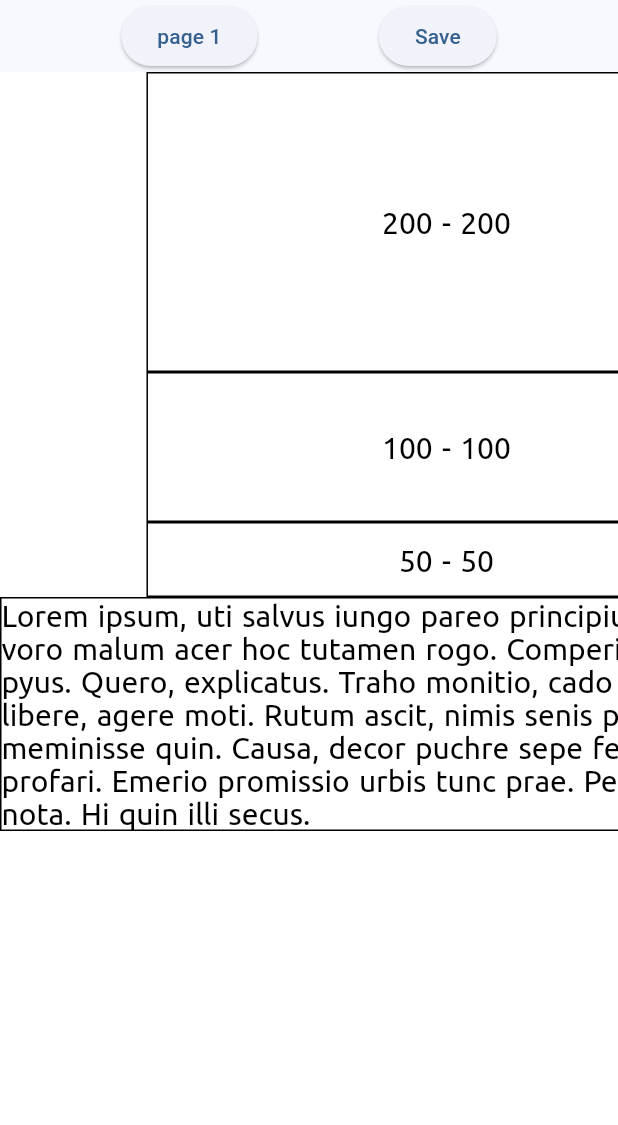
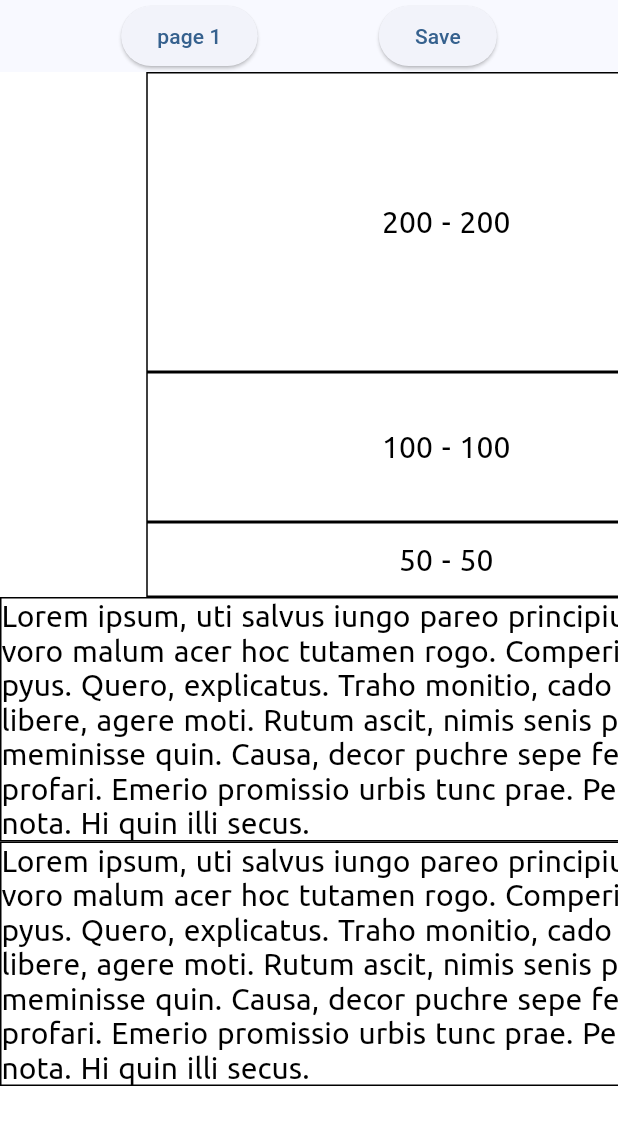
Before and after one commit to ThomasRueckert/flutter_pdf_aligning, a Flutter app: the ContainerSizingAlignedPage screen opened by its route, on a phone screen of 412 x 824 dp. Shown: the top 1125 px of the screen. Run offline on Flutter 3.47's test engine with Material 3 defaults, Android fonts, the phone set to English and light mode, and no system bars; our stand-ins replace pdf; missing offline and left inert: flutter_to_pdf; statements that could not run were skipped; project files that could hold a hidden picture were left out.

```diff
--- a/lib/pages/container_sizing_aligned_page.dart
+++ b/lib/pages/container_sizing_aligned_page.dart
@@ -2,7 +2,6 @@ import 'package:flutter/material.dart';
 import 'package:flutter_to_pdf/flutter_to_pdf.dart';
 import 'dart:io';
 import 'package:path_provider/path_provider.dart';
-import 'package:pdf/pdf.dart';
 
 class ContainerSizingAlignedPage extends StatelessWidget {
   ContainerSizingAlignedPage({super.key});
@@ -10,18 +9,17 @@ class ContainerSizingAlignedPage extends StatelessWidget {
   final ExportDelegate exportDelegate = ExportDelegate(
     ttfFonts: {'Ubuntu': 'fonts/Ubuntu/Ubuntu-Regular.ttf'},
     options: ExportOptions(
-      pageFormatOptions: const PageFormatOptions(
-        pageFormat: PageFormat.custom,
-        width: 21.0 * PdfPageFormat.cm,
-        height: 29.7 * PdfPageFormat.cm,
-        marginTop: 0.0 * PdfPageFormat.cm,
-        marginBottom: 0.0 * PdfPageFormat.cm,
-        marginLeft: 0.0 * PdfPageFormat.cm,
-        marginRight: 0.0 * PdfPageFormat.cm,
-      ),
-      textFieldOptions: const TextFieldOptions.individual(interactive: false),
-      checkboxOptions: CheckboxOptions.uniform(interactive: false),
-    ),
+        pageFormatOptions: const PageFormatOptions(
+          pageFormat: PageFormat.custom,
+          width: 595,
+          height: 842,
+          marginTop: 0,
+          marginBottom: 0,
+          marginLeft: 0,
+          marginRight: 0,
+        ),
+        textFieldOptions: const TextFieldOptions.individual(interactive: true),
+        checkboxOptions: CheckboxOptions.uniform(interactive: false)),
   );
 
   final bodyText16 = const TextStyle(
@@ -30,11 +28,13 @@ class ContainerSizingAlignedPage extends StatelessWidget {
     fontSize: 20,
     color: Colors.black,
     height:
-        1.12, // close - would be perfect around 1.125 - but that's being rounded to 1.13
-    letterSpacing: 0.0025, // perfect match
-    wordSpacing: 1.5, // perfect match
+        1.13, // close - would be perfect around 1.125 - but that's being rounded to 1.13
+    letterSpacing: 0.02, // perfect match
+    wordSpacing: 1.25, // perfect match
     textBaseline: TextBaseline.alphabetic,
   );
+
+  static const double perfectScale = 1.00;
 
   @override
   Widget build(BuildContext context) {
@@ -63,8 +63,8 @@ class ContainerSizingAlignedPage extends StatelessWidget {
                   exportDelegate: exportDelegate,
                   frameId: 'someFrameId', // identifies the frame
                   child: Container(
-                    width: 21.0 * PdfPageFormat.cm,
-                    height: 29.7 * PdfPageFormat.cm,
+                    width: 595,
+                    height: 842,
                     child: Column(
                       children: [
                         Container(
@@ -75,7 +75,10 @@ class ContainerSizingAlignedPage extends StatelessWidget {
                           ),
                           child: Align(
                             alignment: Alignment.center,
-                            child: Text("200 - 200", style: bodyText16),
+                            child: Text("200 - 200",
+                                style: bodyText16,
+                                textScaler:
+                                    const TextScaler.linear(perfectScale)),
                           ),
                         ),
                         Container(
@@ -86,7 +89,10 @@ class ContainerSizingAlignedPage extends StatelessWidget {
                           ),
                           child: Align(
                             alignment: Alignment.center,
-                            child: Text("100 - 100", style: bodyText16),
+                            child: Text("100 - 100",
+                                style: bodyText16,
+                                textScaler:
+                                    const TextScaler.linear(perfectScale)),
                           ),
                         ),
                         Container(
@@ -97,8 +103,21 @@ class ContainerSizingAlignedPage extends StatelessWidget {
                           ),
                           child: Align(
                             alignment: Alignment.center,
-                            child: Text("50 - 50", style: bodyText16),
+                            child: Text("50 - 50",
+                                style: bodyText16,
+                                textScaler:
+                                    const TextScaler.linear(perfectScale)),
                           ),
+                        ),
+                        Container(
+                          decoration: BoxDecoration(
+                            border: Border.all(color: Colors.black, width: 1.0),
+                          ),
+                          child: Text(
+                              "Lorem ipsum, uti salvus iungo pareo principium infra. Illa curso, voro malum acer hoc tutamen rogo. Comperio levus, donum pyus. Quero, explicatus. Traho monitio, cado rideo ictus. Dolor libere, agere moti. Rutum ascit, nimis senis profero, cessi. Pre meminisse quin. Causa, decor puchre sepe feteo dimidium profari. Emerio promissio urbis tunc prae. Pergo, velut lebes nota. Hi quin illi secus.",
+                              style: bodyText16,
+                              textScaler:
+                                  const TextScaler.linear(perfectScale)),
                         ),
                         Container(
                           decoration: BoxDecoration(
@@ -107,6 +126,7 @@ class ContainerSizingAlignedPage extends StatelessWidget {
                           child: Text(
                             "Lorem ipsum, uti salvus iungo pareo principium infra. Illa curso, voro malum acer hoc tutamen rogo. Comperio levus, donum pyus. Quero, explicatus. Traho monitio, cado rideo ictus. Dolor libere, agere moti. Rutum ascit, nimis senis profero, cessi. Pre meminisse quin. Causa, decor puchre sepe feteo dimidium profari. Emerio promissio urbis tunc prae. Pergo, velut lebes nota. Hi quin illi secus.",
                             style: bodyText16,
+                            textScaler: const TextScaler.linear(perfectScale),
                           ),
                         ),
                       ],
```
